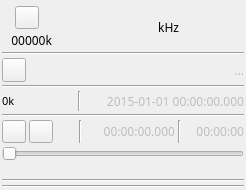
f4exb/sdrangel, file plugins/samplesource/filesource/filesourcegui.ui: the form before one commit.
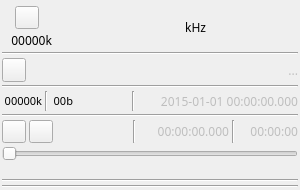
The form after the commit. Icons and pictures are not drawn. Custom widgets are drawn as their Qt base class.

Diff of the .ui file:
```diff
--- a/plugins/samplesource/filesource/filesourcegui.ui
+++ b/plugins/samplesource/filesource/filesourcegui.ui
@@ -6,7 +6,7 @@
    <rect>
     <x>0</x>
     <y>0</y>
-    <width>246</width>
+    <width>300</width>
     <height>190</height>
    </rect>
   </property>
@@ -231,6 +231,12 @@
     <layout class="QHBoxLayout" name="rateTimeLayout">
      <item>
       <widget class="QLabel" name="sampleRateText">
+       <property name="minimumSize">
+        <size>
+         <width>40</width>
+         <height>0</height>
+        </size>
+       </property>
        <property name="font">
         <font>
          <pointsize>8</pointsize>
@@ -240,7 +246,41 @@
         <string>Record sample rate</string>
        </property>
        <property name="text">
-        <string>0k</string>
+        <string>00000k</string>
+       </property>
+       <property name="alignment">
+        <set>Qt::AlignRight|Qt::AlignTrailing|Qt::AlignVCenter</set>
+       </property>
+      </widget>
+     </item>
+     <item>
+      <widget class="Line" name="line">
+       <property name="orientation">
+        <enum>Qt::Vertical</enum>
+       </property>
+      </widget>
+     </item>
+     <item>
+      <widget class="QLabel" name="sampleSizeText">
+       <property name="minimumSize">
+        <size>
+         <width>22</width>
+         <height>0</height>
+        </size>
+       </property>
+       <property name="font">
+        <font>
+         <pointsize>8</pointsize>
+        </font>
+       </property>
+       <property name="toolTip">
+        <string>Record sample size (bits)</string>
+       </property>
+       <property name="text">
+        <string>00b</string>
+       </property>
+       <property name="alignment">
+        <set>Qt::AlignRight|Qt::AlignTrailing|Qt::AlignVCenter</set>
        </property>
       </widget>
      </item>
```
Left out of the diff: 2 changed lines with no effect on the pictures.
